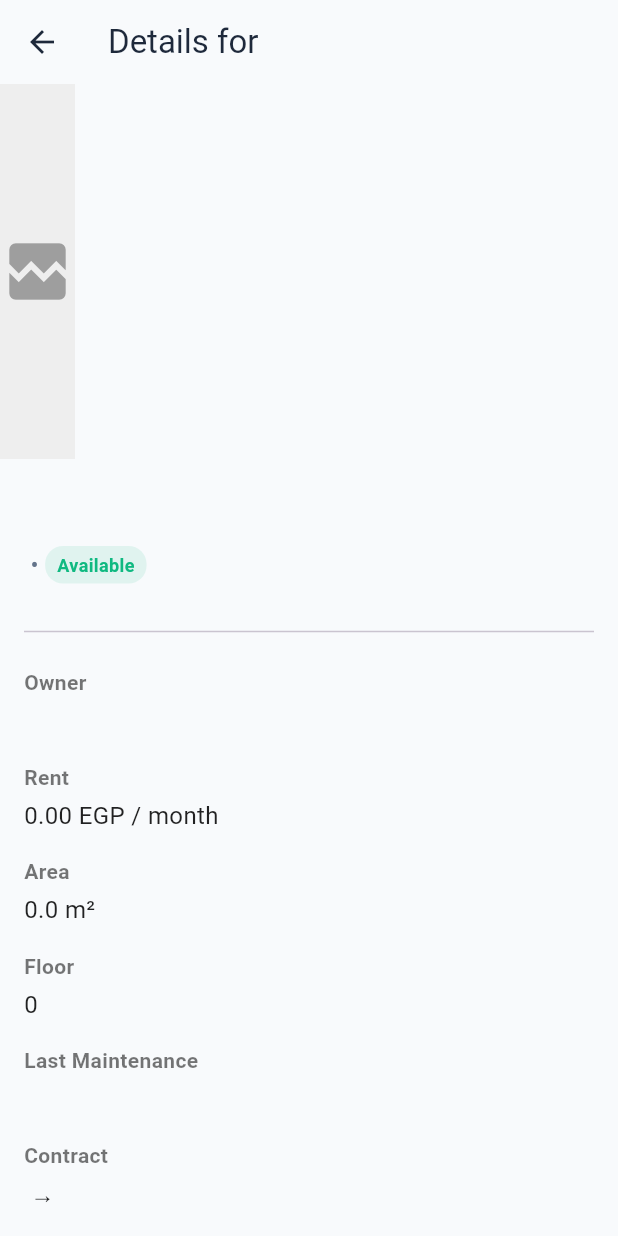
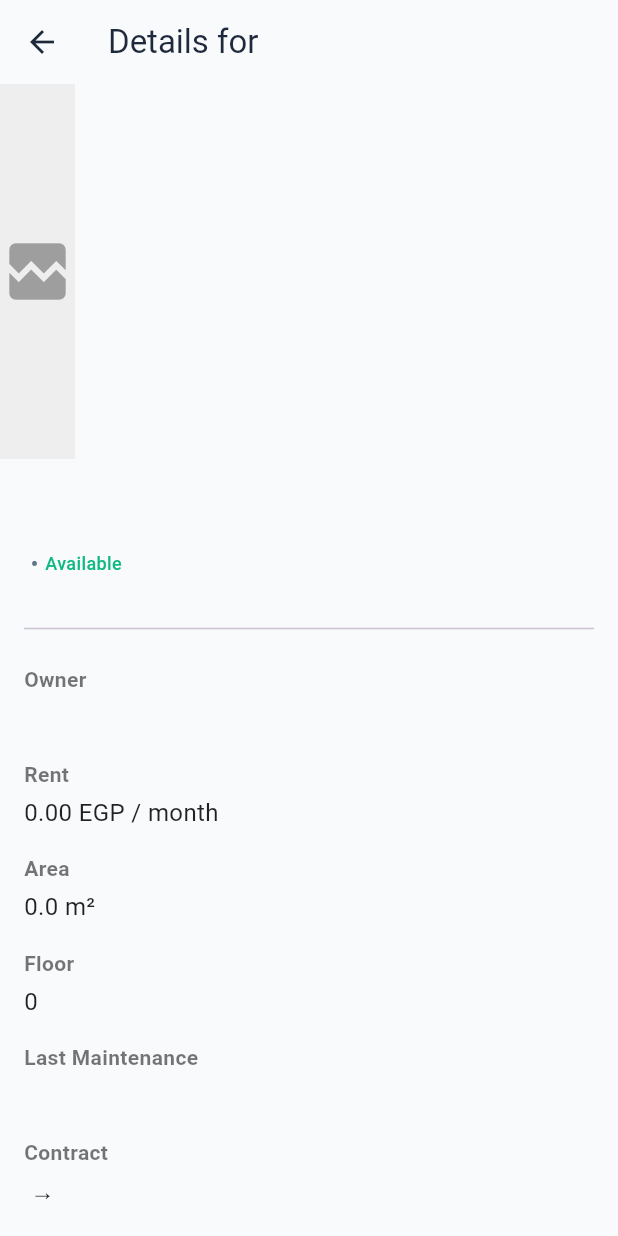
Before and after one commit to engbasel/DemaSyste, a Flutter app: the RoomDetailsView screen opened directly with empty values, on a phone screen of 412 x 824 dp. Run offline on Flutter 3.47's test engine with Material 3 defaults, Android fonts, the phone set to English and light mode, and no system bars; network calls fail.

```diff
--- a/lib/views/DashboardContent.dart
+++ b/lib/views/Dashboard/DashboardContent.dart
@@ -1,7 +1,7 @@
 // الويدجت الخاصة بالمحتوى الرئيسي للوحة التحكم
-import 'package:dema/views/DashboardHeader.dart';
-import 'package:dema/views/OverviewSection.dart';
-import 'package:dema/views/RecentBookingsSection.dart';
+import 'package:dema/views/Dashboard/DashboardHeader.dart';
+import 'package:dema/views/Dashboard/OverviewSection.dart';
+import 'package:dema/views/booking/RecentBookingsSection.dart';
 import 'package:flutter/material.dart';
 
 class DashboardContent extends StatelessWidget {
--- a/lib/views/OverviewSection.dart
+++ b/lib/views/Dashboard/OverviewSection.dart
@@ -1,5 +1,5 @@
 // ويدجت قسم النظرة العامة
-import 'package:dema/views/StatCard.dart' show StatCard;
+import 'package:dema/views/Rooms/StatCard.dart' show StatCard;
 import 'package:flutter/material.dart';
 
 class OverviewSection extends StatelessWidget {
--- a/lib/views/RoomCard.dart
+++ b/lib/views/Rooms/RoomCard.dart
@@ -1,5 +1,5 @@
-import 'package:dema/views/RoomStatusChip.dart';
-import 'package:dema/views/Room_model.dart';
+import 'package:dema/views/Rooms/RoomStatusChip.dart';
+import 'package:dema/views/Rooms/Room_model.dart';
 import 'package:flutter/material.dart';
 
 class RoomCard extends StatelessWidget {
--- a/lib/views/RoomDetailsView.dart
+++ b/lib/views/Rooms/RoomDetailsView.dart
@@ -1,5 +1,6 @@
+import 'package:dema/views/Rooms/RoomStatusChip.dart';
 import 'package:flutter/material.dart';
-import 'package:dema/views/Room_model.dart';
+import 'package:dema/views/Rooms/Room_model.dart';
 
 class RoomDetailsView extends StatelessWidget {
   final RoomModel room;
@@ -64,7 +65,7 @@ class RoomDetailsView extends StatelessWidget {
                           color: Color(0xFF64748B),
                         ),
                       ),
-                      _RoomStatusChip(status: room.status),
+                      RoomStatusChip(status: room.status),
                     ],
                   ),
 
@@ -340,44 +341,3 @@ class RoomDetailsView extends StatelessWidget {
     );
   }
 }
-
-// Chip الحالة
-class _RoomStatusChip extends StatelessWidget {
-  final RoomStatus status;
-  const _RoomStatusChip({required this.status});
-
-  @override
-  Widget build(BuildContext context) {
-    String text;
-    Color color;
-    switch (status) {
-      case RoomStatus.available:
-        text = 'Available';
-        color = const Color(0xFF10B981);
-        break;
-      case RoomStatus.occupied:
-        text = 'Occupied';
-        color = const Color(0xFFEF4444);
-        break;
-      case RoomStatus.needsCleaning:
-        text = 'Needs Cleaning';
-        color = const Color(0xFFF59E0B);
-        break;
-    }
-    return Container(
-      padding: const EdgeInsets.symmetric(horizontal: 8, vertical: 4),
-      decoration: BoxDecoration(
-        color: color.withOpacity(0.1),
-        borderRadius: BorderRadius.circular(12),
-      ),
-      child: Text(
-        text,
-        style: TextStyle(
-          color: color,
-          fontWeight: FontWeight.w600,
-          fontSize: 12,
-        ),
-      ),
-    );
-  }
-}
--- a/lib/views/RoomStatusChip.dart
+++ b/lib/views/Rooms/RoomStatusChip.dart
@@ -1,5 +1,5 @@
 // Widget for the colored status indicator
-import 'package:dema/views/Room_model.dart';
+import 'package:dema/views/Rooms/Room_model.dart';
 import 'package:flutter/material.dart';
 
 class RoomStatusChip extends StatelessWidget {
--- a/lib/views/RoomsView.dart
+++ b/lib/views/Rooms/RoomsView.dart
@@ -1,6 +1,6 @@
-import 'package:dema/views/RoomCard.dart';
-import 'package:dema/views/RoomDetailsView.dart';
-import 'package:dema/views/Room_model.dart';
+import 'package:dema/views/Rooms/RoomCard.dart';
+import 'package:dema/views/Rooms/RoomDetailsView.dart';
+import 'package:dema/views/Rooms/Room_model.dart';
 import 'package:flutter/material.dart';
 
 class RoomsView extends StatefulWidget {
--- a/lib/views/StatusChip.dart
+++ b/lib/views/Rooms/StatusChip.dart
@@ -1,5 +1,5 @@
 // ويدجت لعرض حالة الحجز كشارة ملونة
-import 'package:dema/views/booking_model.dart';
+import 'package:dema/views/booking/booking_model.dart';
 import 'package:flutter/material.dart';
 
 class StatusChip extends StatelessWidget {
--- a/lib/views/RecentBookingsSection.dart
+++ b/lib/views/booking/RecentBookingsSection.dart
@@ -1,6 +1,6 @@
 // ويدجت قسم الحجوزات الأخيرة
-import 'package:dema/views/booking_model.dart';
-import 'package:dema/views/StatusChip.dart';
+import 'package:dema/views/booking/booking_model.dart';
+import 'package:dema/views/Rooms/StatusChip.dart';
 import 'package:flutter/material.dart';
 
 class RecentBookingsSection extends StatelessWidget {
```
Also changed, not shown: lib/views/home_view.dart (+5 -5 lines), lib/views/Dashboard/DashboardHeader.dart (renamed from lib/views/DashboardHeader.dart), lib/views/Navbar/NavItem.dart (renamed from lib/views/NavItem.dart), lib/views/Navbar/SideNavigationBar.dart (renamed from lib/views/SideNavigationBar.dart), lib/views/Rooms/Room_model.dart (renamed from lib/views/Room_model.dart), lib/views/Rooms/StatCard.dart (renamed from lib/views/StatCard.dart), lib/views/Settings/SettingsView.dart (renamed from lib/views/SettingsView.dart), lib/views/booking/BookingsView.dart (renamed from lib/views/BookingsView.dart), lib/views/booking/booking_model.dart (renamed from lib/views/booking_model.dart).
